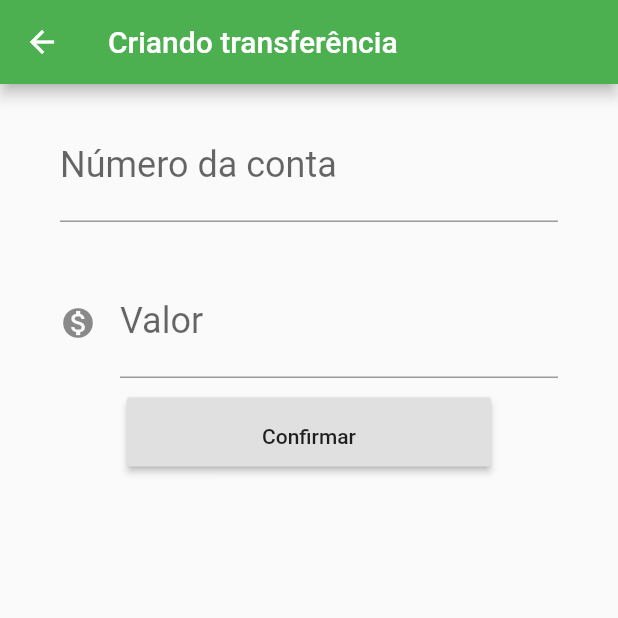
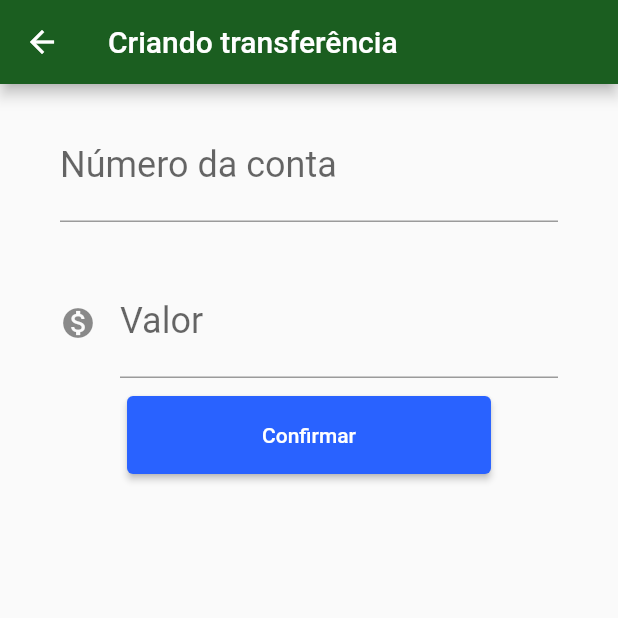
Before and after one commit to DevPrata/bytebankFlutter, a Flutter app: the screen it shows after launch, after a tap on the "add" icon, on a phone screen of 412 x 824 dp, the top half of it. Run offline on Flutter 3.47's test engine with Material 2 defaults, Android fonts, the phone set to English and light mode, and no system bars.

Commit message:
Design System do aplicativo

```diff
--- a/lib/main.dart
+++ b/lib/main.dart
@@ -6,6 +6,15 @@ class ByteBankApp extends StatelessWidget {
   @override
   Widget build(BuildContext context) {
     return MaterialApp(
+      theme: ThemeData(
+        primaryColor: Colors.green[900],
+        accentColor: Colors.blueAccent[700],
+        buttonTheme: ButtonThemeData(
+          buttonColor:  Colors.blueAccent[700],
+          textTheme: ButtonTextTheme.primary
+        )
+      ),
+
 
       //Criando as rotas das telas
       initialRoute: '/',
@@ -72,7 +81,6 @@ class StateFormularioTransferencia extends State<FormularioTransferencia>{
 
       appBar: AppBar(
         title: Text('Criando transferência'),
-        backgroundColor: Colors.green,
 
       ),
       body: SingleChildScrollView(
@@ -95,7 +103,7 @@ class StateFormularioTransferencia extends State<FormularioTransferencia>{
             RaisedButton(
               onPressed: () => widget._criaTransferencia(context),
               child: Text('Confirmar'),
-              padding: const EdgeInsets.fromLTRB(90.0, 18.0, 90, 12.0),
+              padding: const EdgeInsets.fromLTRB(90.0, 18.0, 90, 18.0),
             )
 
           ],
@@ -185,7 +193,7 @@ class ListaTransferenciasState extends State<ListaTransferencia> {
     future.then((transferenciaRecebida){
       //Caso use future para fazer alguma requisicao para atualizar, use setState para atualizar algo dinamico pois
       // sem isso somente ira atualizar quando build for executado novamente
-      Future.delayed(Duration(seconds: 2), (){
+      Future.delayed(Duration(seconds: 1), (){
         if(transferenciaRecebida != null){
           setState(() {
             widget._listaTransferencias.add(transferenciaRecebida);
```
